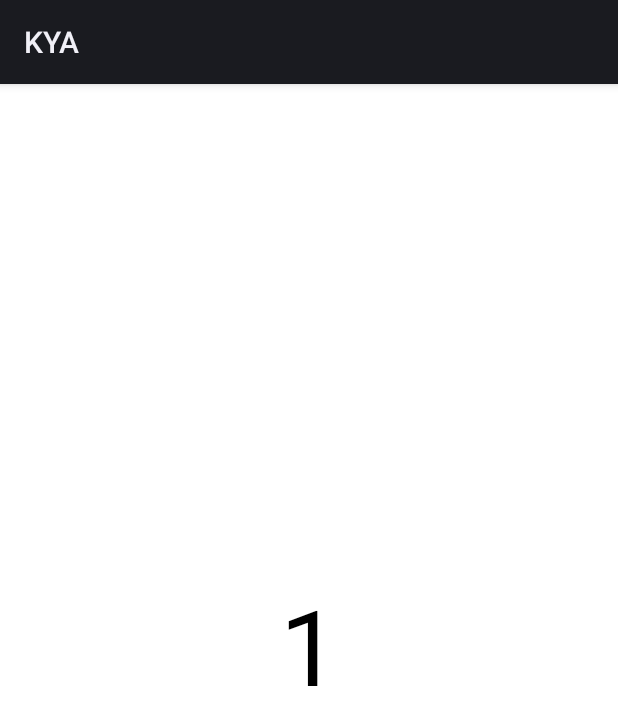
After one commit to christianvazquez7/CAPSTONE, an Android app: the layout fragment_threshold.xml on its own in the app's theme, with its tools: preview values and no code run, on a phone screen of 412 x 824 dp. The commit adds this screen. Shown: the top 725 px of the screen. Run offline under Robolectric (Android 15) with nearby library versions, the phone set to English and light mode, and no system bars.

Commit message:
Implemented threshold view

```diff
--- /dev/null
+++ b/Android/app/src/main/res/layout/fragment_threshold.xml
@@ -0,0 +1,35 @@
+<?xml version="1.0" encoding="utf-8"?>
+<RelativeLayout xmlns:android="http://schemas.android.com/apk/res/android"
+    android:orientation="vertical" android:layout_width="match_parent"
+    android:layout_height="match_parent"
+    android:background="#fff">
+
+    <LinearLayout
+        android:layout_width="fill_parent"
+        android:layout_height="wrap_content"
+        android:orientation="vertical"
+        android:layout_centerInParent="true"
+        >
+
+        <TextView
+            android:id="@+id/threshold"
+            android:layout_width="fill_parent"
+            android:layout_height="wrap_content"
+            android:textSize="70sp"
+            android:layout_gravity="center"
+            android:gravity="center"
+            android:textColor="#000"
+            android:text="1"
+            />
+        <TextView
+            android:id="@+id/isSelected"
+            android:visibility="invisible"
+            android:layout_width="fill_parent"
+            android:layout_height="wrap_content"
+            android:gravity="center"
+            android:layout_gravity="center"
+            android:text="(Selected)"
+            android:textColor="#000"/>
+        </LinearLayout>
+
+</RelativeLayout>
```
Also changed, not shown: Android/app/src/main/java/com/nvbyte/kya/SettingsFragment.java (+11 -1 lines), Android/app/src/main/res/xml/preferences.xml (+5 -5 lines).
